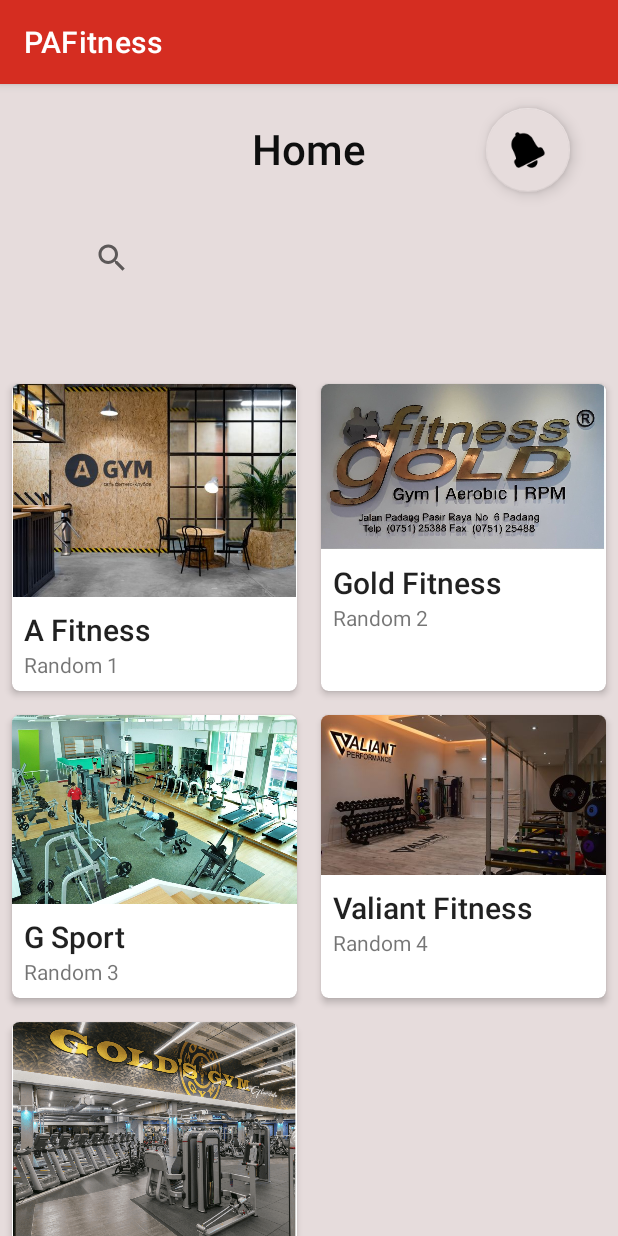
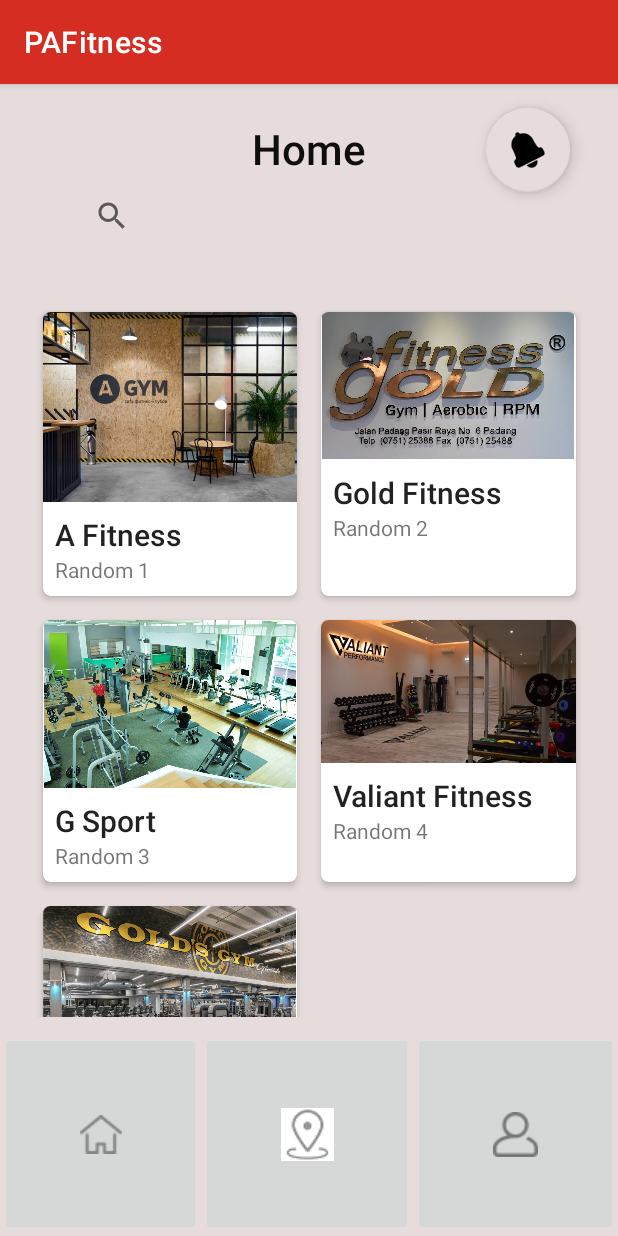
Before and after one commit to MuhammadAgungMahardhika/Mobile-PAFitnes, an Android app: the HomeActivity screen opened directly, with no data from a screen before it, on a phone screen of 412 x 824 dp. Run offline under Robolectric (Android 15) with nearby library versions, the phone set to English and light mode, and no system bars.

```diff
--- a/app/src/main/java/com/example/pafitness/ResetpasswordActivity.java
+++ b/app/src/main/java/com/example/pafitness/ResetpasswordActivity.java
@@ -1,11 +1,11 @@
 package com.example.pafitness;
-
-import androidx.appcompat.app.AppCompatActivity;
 
 import android.content.Intent;
 import android.os.Bundle;
 import android.view.View;
 import android.widget.Button;
+
+import androidx.appcompat.app.AppCompatActivity;
 
 public class ResetpasswordActivity extends AppCompatActivity {
 
--- a/app/src/main/res/layout/activity_home.xml
+++ b/app/src/main/res/layout/activity_home.xml
@@ -27,12 +27,10 @@
         android:layout_height="52dp"
         android:layout_marginStart="15dp"
         android:layout_marginEnd="15dp"
-        app:layout_constraintBottom_toBottomOf="parent"
         app:layout_constraintEnd_toEndOf="parent"
         app:layout_constraintHorizontal_bias="0.492"
         app:layout_constraintStart_toStartOf="parent"
         app:layout_constraintTop_toBottomOf="@+id/textView2"
-        app:layout_constraintVertical_bias="0.043"
 
         />
 
@@ -53,10 +51,16 @@
         tools:ignore="SpeakableTextPresentCheck" />
 
     <LinearLayout
-        android:layout_width="match_parent"
-        android:layout_height="match_parent"
-        android:layout_marginTop="@android:dimen/thumbnail_height"
-        android:orientation="horizontal">
+        android:id="@+id/linearLayout8"
+        android:layout_width="391dp"
+        android:layout_height="498dp"
+        android:layout_marginTop="20dp"
+        android:orientation="horizontal"
+        android:padding="10dp"
+        app:layout_constraintEnd_toEndOf="parent"
+        app:layout_constraintStart_toStartOf="parent"
+        app:layout_constraintTop_toBottomOf="@+id/searchView">
+
         <androidx.recyclerview.widget.RecyclerView
             android:id="@+id/recycler_view"
             android:layout_width="match_parent"
@@ -68,5 +72,36 @@
 
     </LinearLayout>
 
+    <LinearLayout
+        android:layout_width="0dp"
+        android:layout_height="0dp"
+        android:orientation="horizontal"
+        app:layout_constraintBottom_toBottomOf="parent"
+        app:layout_constraintEnd_toEndOf="parent"
+        app:layout_constraintStart_toStartOf="parent"
+        app:layout_constraintTop_toBottomOf="@+id/linearLayout8">
+
+        <ImageButton
+            android:id="@+id/imageButton"
+            android:layout_width="wrap_content"
+            android:layout_height="match_parent"
+            android:layout_weight="1"
+            app:srcCompat="@drawable/home" />
+
+        <ImageButton
+            android:id="@+id/imageButton2"
+            android:layout_width="wrap_content"
+            android:layout_height="match_parent"
+            android:layout_weight="1"
+            app:srcCompat="@drawable/f5b2dab29c" />
+
+        <ImageButton
+            android:id="@+id/imageButton3"
+            android:layout_width="wrap_content"
+            android:layout_height="match_parent"
+            android:layout_weight="1"
+            app:srcCompat="@drawable/user2" />
+    </LinearLayout>
+
 
 </androidx.constraintlayout.widget.ConstraintLayout>
```
